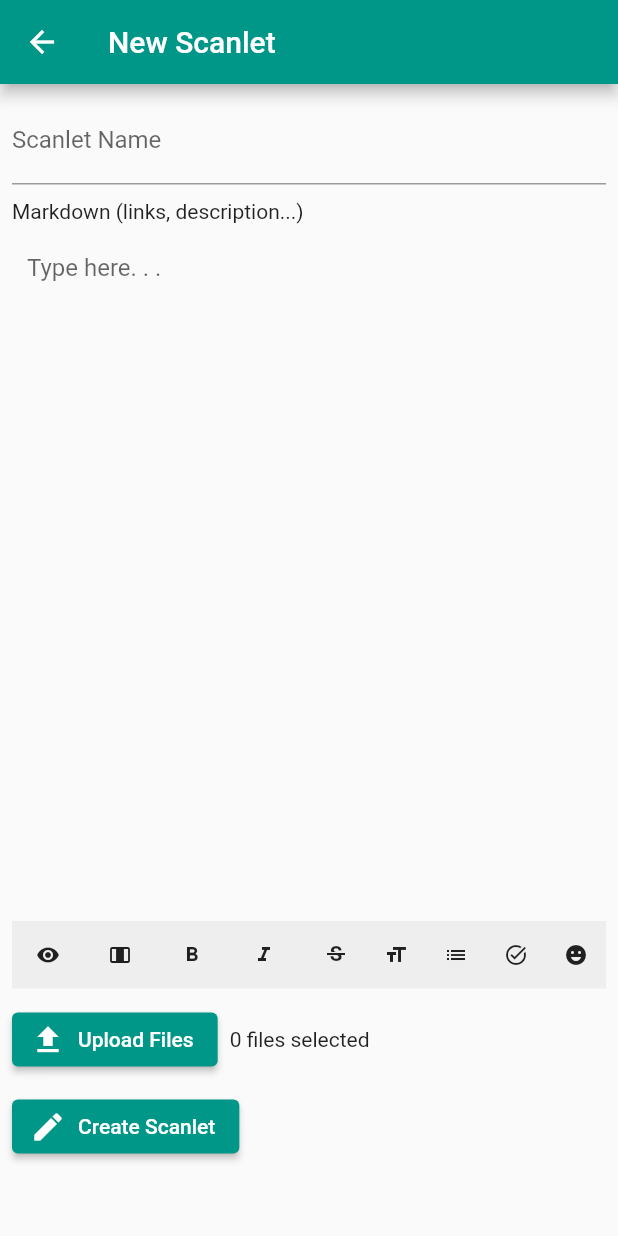
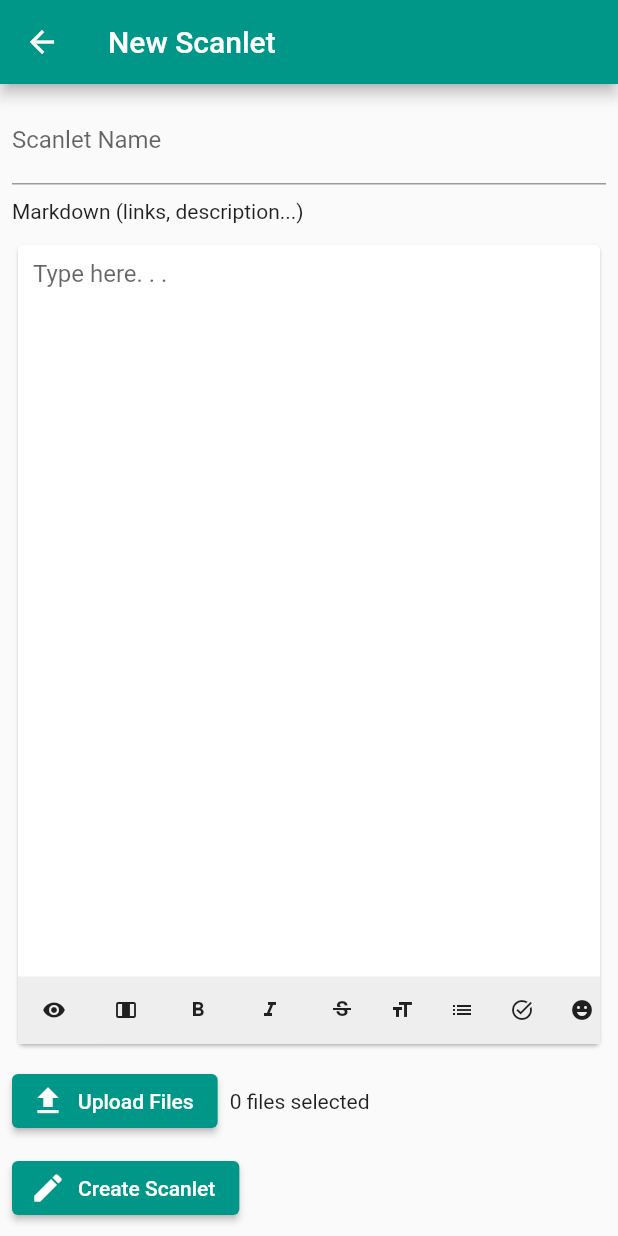
Before and after one commit to jackdreilly/scantron, a Flutter app: the NewScanletPage screen opened directly, on a phone screen of 412 x 824 dp. Run offline on Flutter 3.47's test engine with Material 2 defaults, Android fonts, the phone set to English and light mode, and no system bars; drawn by our look-alikes of expandable; our stand-ins replace cloud_firestore, cloud_functions, file_picker, firebase_analytics, firebase_auth, firebase_core and 5 more; missing offline and left inert: markdown; accounts and stored records are empty; statements that could not run were skipped.

Commit message:
better keyboard layout

```diff
--- a/lib/main.dart
+++ b/lib/main.dart
@@ -1,4 +1,6 @@
 // ignore_for_file: prefer_const_constructors
+
+import 'dart:math';
 
 import 'package:cloud_firestore/cloud_firestore.dart';
 import 'package:cloud_functions/cloud_functions.dart';
@@ -365,26 +367,29 @@ class _NewScanletPageState extends State<NewScanletPage> {
     final user = getUser(context);
     return Scaffold(
         appBar: AppBar(title: Text("New Scanlet")),
-      body: Padding(
+        body: SafeArea(
+          child: Padding(
             padding: const EdgeInsets.all(8.0),
+            child: ConstrainedBox(
+              constraints: BoxConstraints(
+                  maxWidth: max(560, MediaQuery.of(context).size.width / 3)),
               child: Column(
                 crossAxisAlignment: CrossAxisAlignment.start,
                 children: [
                   if (loading)
-              LinearProgressIndicator(value: progress < 1 ? progress : null),
+                    LinearProgressIndicator(
+                        value: progress < 1 ? progress : null),
                   TextField(
                     controller: controller,
                     decoration: InputDecoration(label: Text("Scanlet Name")),
                   ),
                   Text("Markdown (links, description...)"),
-            SafeArea(
-              child: SizedBox(
-                height: 500,
+                  Expanded(
+                    child: Card(
                       child: MarkdownFormField(
                         controller: markdownController,
                         enableToolBar: true,
                         emojiConvert: true,
-                  autoCloseAfterSelectEmoji: false,
                       ),
                     ),
                   ),
@@ -392,8 +397,8 @@ class _NewScanletPageState extends State<NewScanletPage> {
                     children: [
                       ElevatedButton.icon(
                           onPressed: () => FilePicker.platform.pickFiles().then(
-                        (value) =>
-                            setState(() => files.addAll(value?.files ?? []))),
+                              (value) => setState(
+                                  () => files.addAll(value?.files ?? []))),
                           icon: Icon(Icons.file_upload),
                           label: Text("Upload Files")),
                       Padding(
@@ -412,7 +417,8 @@ class _NewScanletPageState extends State<NewScanletPage> {
                           'title': controller.text,
                           'userDisplay': user?.displayName ?? user?.email,
                           'user_id': user?.uid,
-                    'created_at': DateTime.now().toUtc().toIso8601String(),
+                          'created_at':
+                              DateTime.now().toUtc().toIso8601String(),
                           'markdown': markdownController.text,
                         });
                         final uploads = await Future.wait(
@@ -437,7 +443,8 @@ class _NewScanletPageState extends State<NewScanletPage> {
                 ].separatedBy(SizedBox(height: 10)).toList(),
               ),
             ),
-    );
+          ),
+        ));
   }
 }
 
```
Lines whose indentation alone changed are shown as unchanged.
